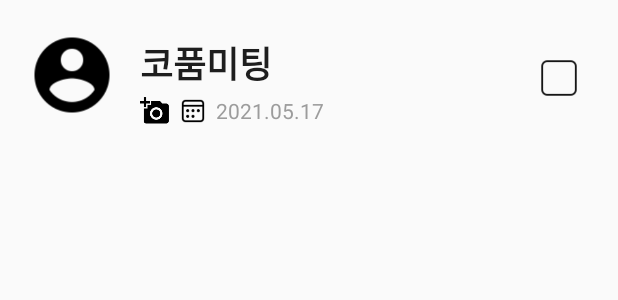
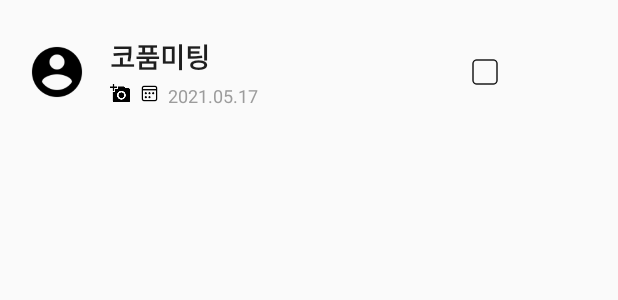
Before and after one commit to JMcunst/MODA_v2, an Android app: the layout recyclerview_main_schedule_item.xml on its own in the app's theme, with its tools: preview values and no code run, on a phone screen of 412 x 824 dp. Shown: the top 300 px of the screen. Run offline under Robolectric (Android 15) with nearby library versions, the phone set to English and light mode, and no system bars.

```diff
--- a/app/src/main/java/coms/example/modav2/adapter/MainScheduleAdapter.java
+++ b/app/src/main/java/coms/example/modav2/adapter/MainScheduleAdapter.java
@@ -63,7 +63,8 @@ public class MainScheduleAdapter extends RecyclerView.Adapter<MainScheduleAdapte
         // 스케줄 내용
         holder.schContent.setText(mslists.get(position).getSheduleContent());
         // 스케줄 날짜
-        @SuppressLint("SimpleDateFormat") DateFormat df = new SimpleDateFormat("yyyy.mm.dd");
+        @SuppressLint("SimpleDateFormat") DateFormat df = new SimpleDateFormat("yyyy.MM.dd");
+        Log.v("ddddddddddddd",mslists.get(position).getScheduleDate().toString());
         String dateToString = df.format(mslists.get(position).getScheduleDate());
         holder.schDate.setText(dateToString);
         // 스케줄 메모
--- a/app/src/main/res/layout/recyclerview_main_schedule_item.xml
+++ b/app/src/main/res/layout/recyclerview_main_schedule_item.xml
@@ -12,16 +12,16 @@
 
     <ImageView
         android:id="@+id/main_schedule_item_img_category"
-        android:layout_width="60dp"
-        android:layout_height="60dp"
+        android:layout_width="40dp"
+        android:layout_height="40dp"
         app:srcCompat="@drawable/ic_account"
         android:layout_marginStart="10dp"
-        android:layout_marginTop="10dp"
-        android:layout_marginBottom="4dp"
+        android:layout_marginTop="18dp"
+        android:layout_marginBottom="10dp"
         android:layout_marginEnd="10dp"/>
 
     <RelativeLayout
-        android:layout_width="265dp"
+        android:layout_width="240dp"
         android:layout_height="wrap_content"
         android:layout_marginBottom="5dp"
         android:layout_marginTop="10dp"
@@ -31,7 +31,7 @@
             android:id="@+id/main_schedule_item_content"
             android:layout_width="wrap_content"
             android:layout_height="wrap_content"
-            android:textSize="24dp"
+            android:textSize="18dp"
             android:layout_marginTop="4dp"
             android:layout_marginBottom="4dp"
             android:textStyle="bold"
@@ -41,8 +41,8 @@
         <ImageView
             android:id="@+id/main_schedule_item_pin"
             android:layout_below="@+id/main_schedule_item_content"
-            android:layout_width="20dp"
-            android:layout_height="20dp"
+            android:layout_width="14dp"
+            android:layout_height="14dp"
             android:layout_marginEnd="5dp"
             app:srcCompat="@drawable/ic_add_a_photo" />
 
@@ -50,8 +50,8 @@
             android:id="@+id/main_schedule_item_memo"
             android:layout_toEndOf="@+id/main_schedule_item_pin"
             android:layout_below="@+id/main_schedule_item_content"
-            android:layout_width="20dp"
-            android:layout_height="20dp"
+            android:layout_width="14dp"
+            android:layout_height="14dp"
             android:layout_marginEnd="5dp"
             app:srcCompat="@drawable/ic_calendar_black_48" />
 
@@ -61,16 +61,17 @@
             android:layout_below="@+id/main_schedule_item_content"
             android:layout_width="wrap_content"
             android:layout_height="wrap_content"
-            android:textSize="14dp"
+            android:textSize="12dp"
             android:textColor="@color/AppGray"
             android:text="2021.05.17" />
     </RelativeLayout>
 
     <ImageView
         android:id="@+id/main_re_sch_check"
-        android:layout_width="28dp"
-        android:layout_height="28dp"
+        android:layout_width="20dp"
+        android:layout_height="20dp"
         app:srcCompat="@drawable/ic_check_50"
         android:layout_marginTop="28dp"
+        android:layout_marginEnd="20dp"
         />
 </LinearLayout>
```
Also changed, not shown: app/src/main/java/coms/example/modav2/MainActivity.java (+103 -12 lines), app/src/main/res/layout/activity_mainpage.xml (+1 -36 lines), app/src/main/res/layout/activity_search.xml (+7 -7 lines), app/src/main/res/layout/scrollview_mainpage_inner.xml (+6 -6 lines).
